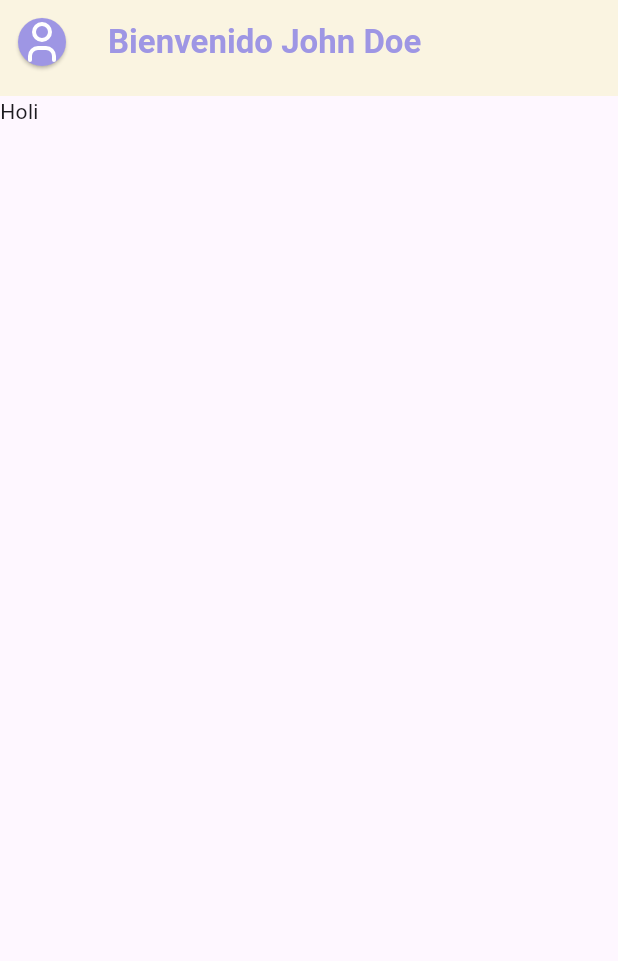
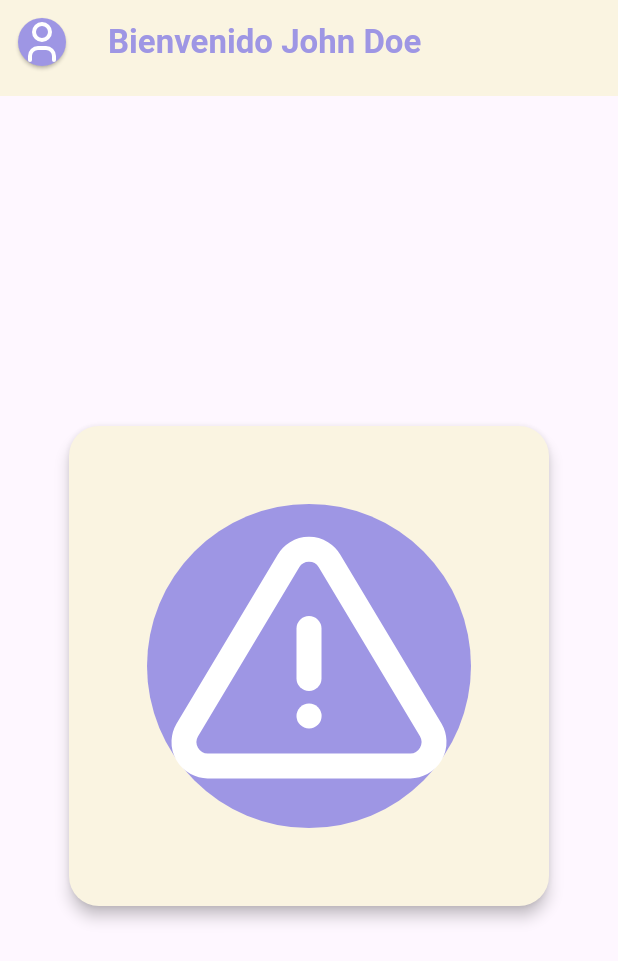
Before and after one commit to victorgarcia2006/aida, a Flutter app: the screen it shows after launch, on a phone screen of 412 x 824 dp. Shown: the top 961 px of the screen. Run offline on Flutter 3.47's test engine with Material 3 defaults, Android fonts, the phone set to English and light mode, and no system bars; our stand-ins replace tabler_icons.

Commit message:
✨ Create button

```diff
--- a/apps/mobile/lib/screens/home_screen.dart
+++ b/apps/mobile/lib/screens/home_screen.dart
@@ -1,12 +1,30 @@
 import 'package:flutter/material.dart';
 import 'package:mobile/widgets/header_screen.dart';
+import 'package:tabler_icons/tabler_icons.dart';
 
 class HomeScreen extends StatelessWidget {
   @override
   Widget build(BuildContext context) {
     return Scaffold(
       appBar: HeaderWidget(),
-      body: Text("Holi"),
-    );
+      body: Center(
+        child: Card(
+          elevation: 4,
+          shape: RoundedRectangleBorder(
+            borderRadius: BorderRadius.circular(20.0),
+          ),
+          color: Color.from(alpha: 1, red: 0.98, green: 0.957, blue: 0.882),
+          child: Padding(
+            padding: const EdgeInsets.all(52),
+            child: IconButton(
+            style: ButtonStyle(backgroundColor: WidgetStatePropertyAll<Color>(
+                              Color.fromRGBO(158, 150, 228, 1))),
+            onPressed: () => (),
+            icon: Icon(TablerIcons.alert_triangle, color: Colors.white, size: 200, weight: 0.2,)
+            ),
+          )
+          ),
+        ),
+      );
   }
 }
```
